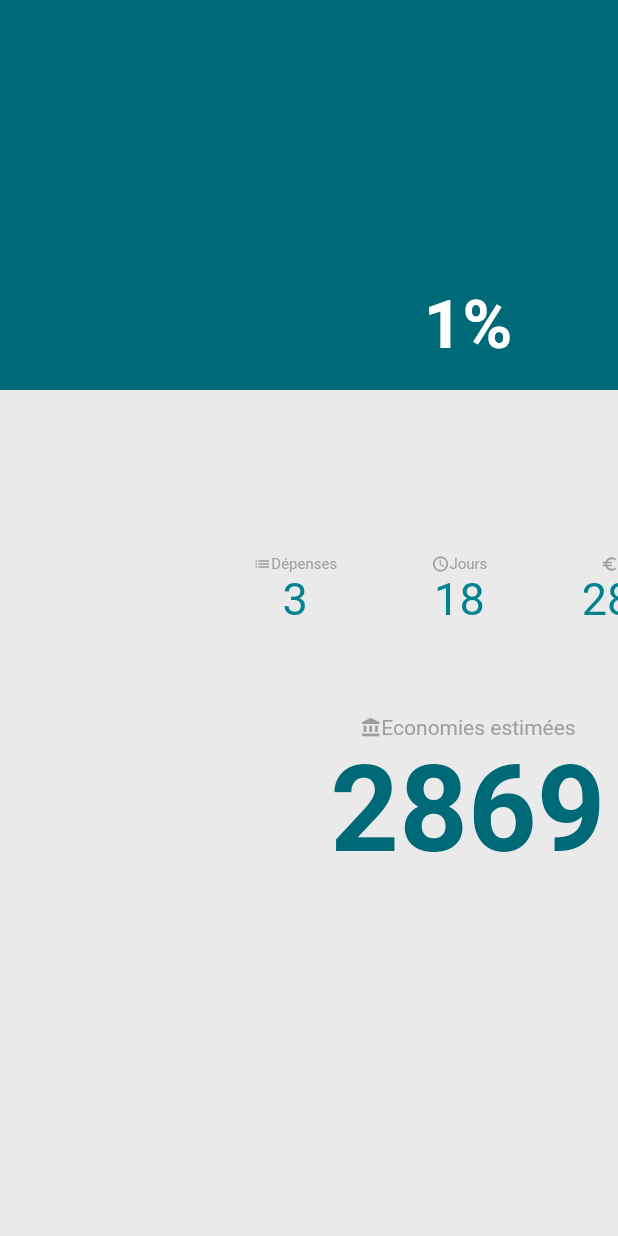
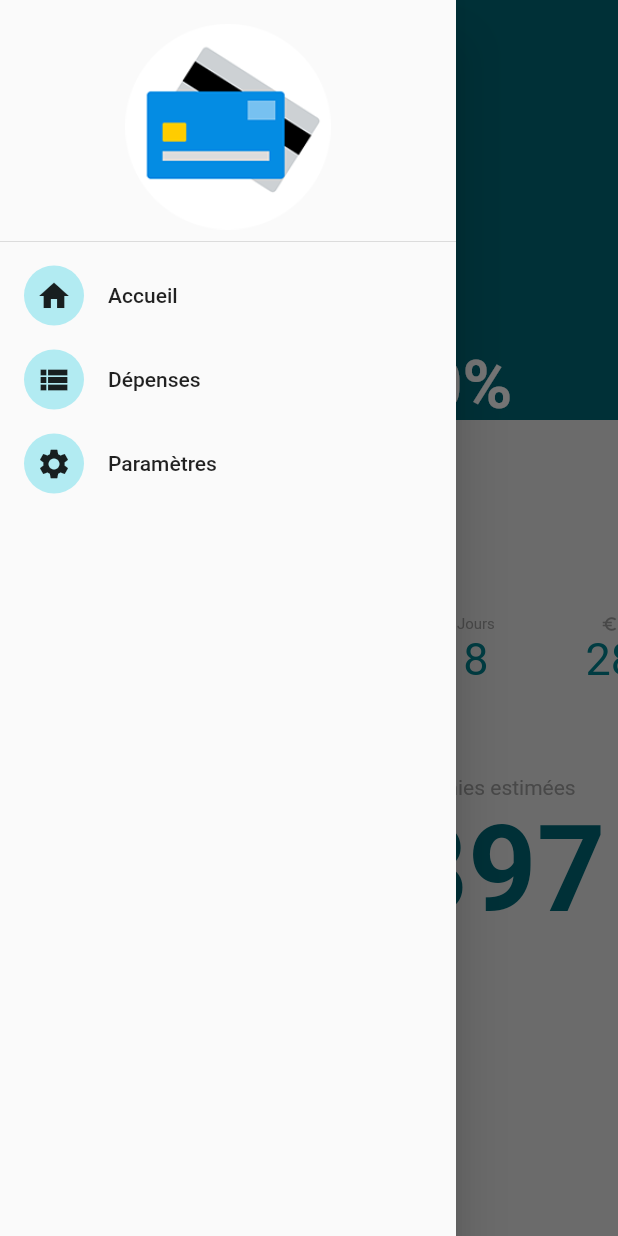
Before and after one commit to arno06/expenses, a Flutter app: the screen it shows after launch, with the side drawer open (before the commit the screen has no drawer), on a phone screen of 412 x 824 dp. Run offline on Flutter 3.47's test engine with Material 2 defaults, Android fonts, the light colour scheme and no system bars; missing offline and left inert: observable; statements that could not run were skipped.

Commit message:
Ajout du drawer et de la liste des dépenses

```diff
--- a/lib/data/settings.dart
+++ b/lib/data/settings.dart
@@ -21,11 +21,20 @@ class Settings extends Object with ChangeNotifier{
     return exp;
   }
 
+  Future<Null> removeExpense(Expense pExpense) async{
+    _expensesData.expenses.remove(pExpense);
+    notifyChange(const ChangeRecord());
+    _saveExpensesData();
+  }
+
   Future<ExpensesData> get expensesData async{
-    if(!_opened){
+
+    if(_opened) {
+      return _expensesData;
+    }
+
     _expensesData = new ExpensesData();
     try{
-
       File file = await _getLocalFile();
 
       String content = await file.readAsString();
@@ -38,15 +47,12 @@ class Settings extends Object with ChangeNotifier{
     }
 
     _opened = true;
-    }
     return _expensesData;
   }
 
   Future<Null> _saveExpensesData() async{
     File localFile = await _getLocalFile();
     Map map = _expensesData.toMap();
-    print(map);
-    print(JSON.encode(map));
     await localFile.writeAsString(JSON.encode(_expensesData.toMap()));
   }
 
@@ -62,11 +68,12 @@ class ExpensesData{
   int salary = 2897;
   DateTime startDate = new DateTime(2017, 5, 27);
   DateTime endDate = new DateTime(2017, 6, 27);
-  List<Expense> expenses = <Expense>[
-    new Expense(9.50, new DateTime(2017, 5, 28), "manger/pro/subway"),
-    new Expense(9.50, new DateTime(2017, 5, 29), "manger/pro/subway"),
-    new Expense(9.50, new DateTime(2017, 5, 30), "manger/pro/subway")
-  ];
+  List<Expense> expenses = <Expense>[];
+
+  void reset(){
+    salary = 0;
+    expenses = [];
+  }
 
   void fromMap(Map pMap){
     if(pMap.containsKey('salary')){
--- a/lib/main.dart
+++ b/lib/main.dart
@@ -4,12 +4,19 @@ import 'package:flutter/material.dart';
 import 'package:expenses/data/settings.dart';
 import 'package:expenses/widgets/ExpenseFormWidget.dart';
 import 'package:expenses/widgets/HomeWidget.dart';
+import 'package:expenses/widgets/ExpensesWidget.dart';
+
+import 'package:intl/date_symbol_data_local.dart';
 
 void main() {
   runApp(new MyApp());
 }
 
 class MyApp extends StatelessWidget {
+
+  MyApp(){
+    initializeDateFormatting('fr_FR');
+  }
 
   Settings settings = new Settings();
 
@@ -25,6 +32,7 @@ class MyApp extends StatelessWidget {
       routes: <String, WidgetBuilder>{
         '/':  (BuildContext context) => new HomeWidget(settings:this.settings),
         '/add':  (BuildContext context) => new ExpenseFormWidget(settings:this.settings),
+        '/expenses': (BuildContext context) => new ExpensesWidget(settings:this.settings),
       }
     );
   }
--- a/lib/widgets/HomeWidget.dart
+++ b/lib/widgets/HomeWidget.dart
@@ -24,6 +24,8 @@ class HomeState extends State<HomeWidget> with TickerProviderStateMixin{
       refreshValues();
     });
   }
+
+  final GlobalKey<ScaffoldState> _scaffoldKey = new GlobalKey<ScaffoldState>();
 
   final Settings settings;
 
@@ -70,21 +72,30 @@ class HomeState extends State<HomeWidget> with TickerProviderStateMixin{
   @override
   Widget build(BuildContext pContext){
     return new Scaffold(
+      key: _scaffoldKey,
+      drawer: new HomeDrawer(),
       backgroundColor: const Color(0xFFeaeaea),
       body: new Column(
         children: <Widget>[
           new Container(
-            padding:const EdgeInsets.only(top:60.0),
+            padding:const EdgeInsets.only(top:30.0),
             decoration: new BoxDecoration(color: const Color(0xFF006978)),
             child:new Stack(
               children: <Widget>[
                 new Container(
+                  padding:const EdgeInsets.only(left:10.0),
+                  child: new IconButton(icon: new Icon(Icons.menu, color: Colors.white), onPressed: (){
+                    _scaffoldKey.currentState.openDrawer();
+                  }),
+                ),
+                new Container(
+                  padding: const EdgeInsets.only(top:50.0),
                   child:new Center(
                     child: new PieChart(value:this.value)
                   )
                 ),
                 new Container(
-                  padding: const EdgeInsets.only(top:70.0),
+                  padding: const EdgeInsets.only(top:120.0),
                   child: new Center(
                     child: new Text(this.value.round().toString()+"%",
                         style: new TextStyle(
@@ -149,7 +160,10 @@ class IndicatorWidget extends StatelessWidget{
         children: <Widget>[
           new Row(
             children: <Widget>[
-              new Icon(this.icon,size: 12.0, color:Colors.grey),
+              new Container(
+                margin:const EdgeInsets.only(right:5.0),
+                child: new Icon(this.icon,size: 12.0, color:Colors.grey),
+              ),
               new Text(this.label, style:new TextStyle(fontSize: 10.0, color: Colors.grey))
             ],
           ),
@@ -229,3 +243,57 @@ class PiePainter extends CustomPainter{
     return this.value  != pOldPainter.value;
   }
 }
+
+class HomeDrawer extends StatefulWidget{
+
+  @override
+  _HomeDrawerState createState() => new _HomeDrawerState();
+}
+
+class _HomeDrawerState extends State<HomeDrawer>{
+
+  @override
+  Widget build(BuildContext pContext){
+
+    List<Map> items = <Map>[
+      {
+        "label": "Accueil",
+        "icon": Icons.home,
+        "route": "/home"
+      },
+      {
+        "label": "Dépenses",
+        "icon": Icons.view_list,
+        "route": "/expenses"
+      },
+      {
+        "label": "Paramètres",
+        "icon": Icons.settings,
+        "route": "/settings"
+      }
+    ];
+
+    return new Drawer(
+      child: new ListView(
+        children: <Widget>[
+          new DrawerHeader(
+              child: new Container(
+                child: new Image.asset("assets/expenses_icon.png"),
+              )
+          ),
+          new Column(
+            children: items.map((Map pMap){
+              return new ListTile(
+                leading: new CircleAvatar(child: new Icon(pMap["icon"]),),
+                title: new Text(pMap["label"]),
+                onTap: (){
+                  Navigator.pushNamed(pContext, "/expenses");
+                },
+              );
+            }).toList(),
+          )
+        ],
+      ),
+    );
+  }
+}
--- a/pubspec.yaml
+++ b/pubspec.yaml
@@ -21,9 +21,8 @@ flutter:
 
   # To add assets to your application, add an assets section here, in
   # this "flutter" section, as in:
-  # assets:
-  #  - images/a_dot_burr.jpeg
-  #  - images/a_dot_ham.jpeg
+  assets:
+    - assets/expenses_icon.png
 
   # To add assets from package dependencies, first ensure the asset
   # is in the lib/ directory of the dependency. Then,
```
Also changed, not shown: lib/widgets/ExpenseFormWidget.dart (+6 -5 lines), lib/widgets/ExpensesWidget.dart (added, +98 -0 lines), assets/expenses_icon.png (added). Lines whose indentation alone changed are shown as unchanged.
